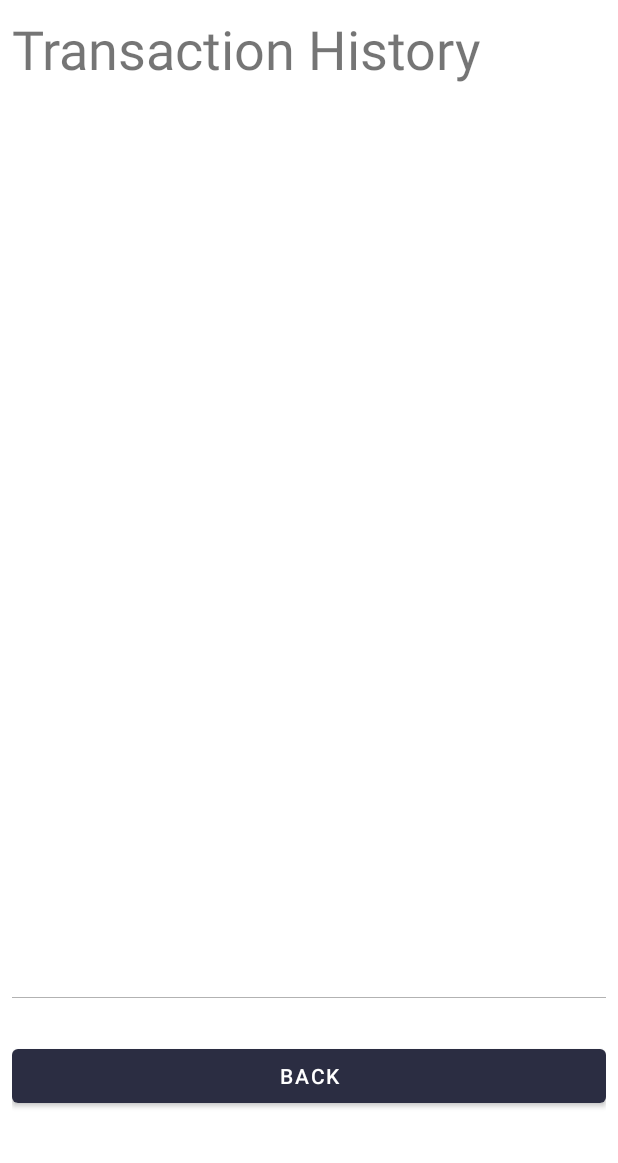
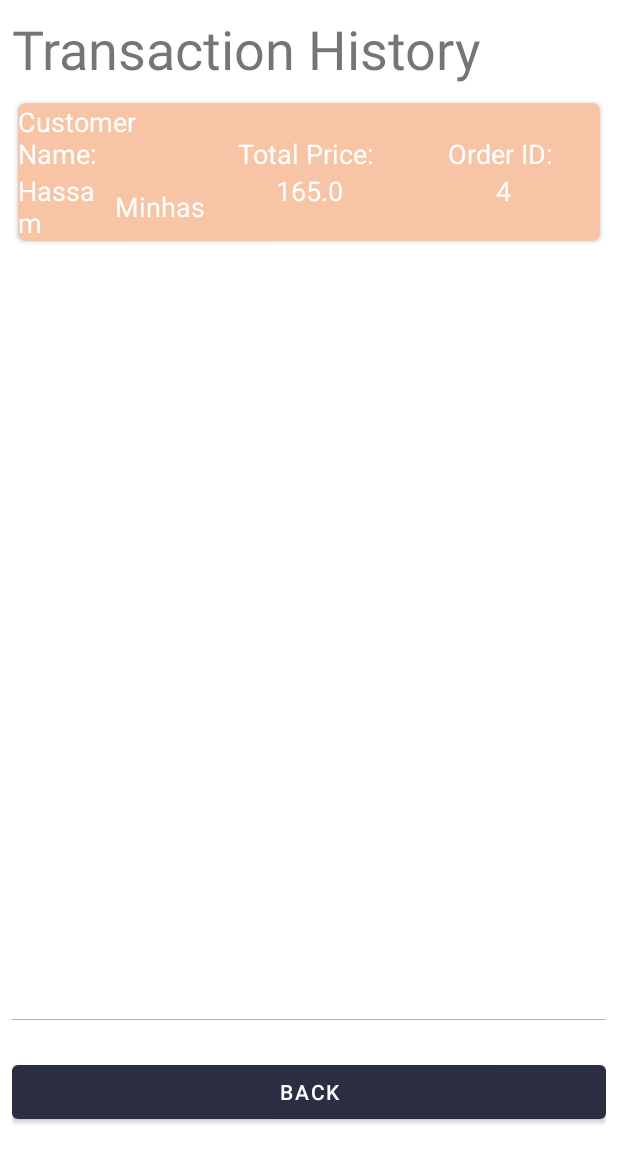
Before and after one commit to hassambitw/shop-manager-android-application, an Android app: the viewTransaction_activity screen opened directly, with no data from a screen before it, on a phone screen of 412 x 824 dp. Shown: the top 1163 px of the screen. Run offline under Robolectric (Android 15) with nearby library versions, the phone set to English and light mode, and no system bars.

Commit message:
viewTransactions is done but UI needs work

```diff
--- a/app/src/main/java/com/example/atry/AddCustomer_Activity.java
+++ b/app/src/main/java/com/example/atry/AddCustomer_Activity.java
@@ -76,7 +76,7 @@ public class AddCustomer_Activity extends AppCompatActivity {
                 customer_email = cust_email_et.getText().toString();
                 customer_phone = cust_phone_et.getText().toString();
                 if (!custID_et.getText().toString().isEmpty() && !customer_fname.isEmpty() && !customer_lname.isEmpty() && !customer_email.isEmpty() && !customer_phone.isEmpty()) {
-                    if (dbh.insertCustomer(customer_id, customer_fname, customer_lname, customer_email, customer_phone)) {
+                    if (dbh.insertCustomer(customer_id, customer_fname, customer_lname, customer_phone, customer_email)) {
                         Toast.makeText(getApplicationContext(), "Data added", Toast.LENGTH_SHORT).show();
                         Intent i = new Intent(getApplicationContext(), MainActivity.class);
                         i.putExtra("from_customers","customers");
--- a/app/src/main/java/com/example/atry/DBHelper.java
+++ b/app/src/main/java/com/example/atry/DBHelper.java
@@ -371,8 +371,9 @@ public class DBHelper extends SQLiteOpenHelper {
 
     public Cursor getCustomerTransactions(int custID) {
         SQLiteDatabase db = this.getWritableDatabase();
-        String select_query = "SELECT c.customer_fname, c.customer_lname, o.order_id, oi.price*oi.quantity*oi.discount AS totalPrice FROM " + "c.customers, o.orders, oi.order_items WHERE c.customer_id = o.customer_id AND o.order_id = oi.order_id AND c.customer_id = " + custID;
-        return db.rawQuery(select_query, null);
+        String select_query = "SELECT c.first_name, c.last_name, o.order_id, oi.price*oi.quantity*((100-oi.discount)/100) AS totalPrice FROM " + "customers c, orders o, order_items oi WHERE c.customer_id = o.customer_id AND o.order_id = oi.order_id AND c.customer_id = ?";
+        //String select_query = "SELECT * FROM customers c, orders o WHERE c.customer_id = o.customer_id AND c.customer_id = ?";
+        return db.rawQuery(select_query, new String[]{ String.valueOf(custID)} );
     }
     public void updateTable(){
         SQLiteDatabase db = this.getWritableDatabase();
--- /dev/null
+++ b/app/src/main/java/com/example/atry/TransactionDetails.java
@@ -0,0 +1,48 @@
+package com.example.atry;
+
+public class TransactionDetails {
+
+    String cust_fname;
+    String cust_lname;
+    int order_id;
+    double total_price;
+
+    public TransactionDetails(String cust_fname, String cust_lname, int order_id, double total_price) {
+        this.cust_fname = cust_fname;
+        this.cust_lname = cust_lname;
+        this.order_id = order_id;
+        this.total_price = total_price;
+    }
+
+    public String getCust_fname() {
+        return cust_fname;
+    }
+
+    public void setCust_fname(String cust_fname) {
+        this.cust_fname = cust_fname;
+    }
+
+    public String getCust_lname() {
+        return cust_lname;
+    }
+
+    public void setCust_lname(String cust_lname) {
+        this.cust_lname = cust_lname;
+    }
+
+    public int getOrder_id() {
+        return order_id;
+    }
+
+    public void setOrder_id(int order_id) {
+        this.order_id = order_id;
+    }
+
+    public double getTotal_price() {
+        return total_price;
+    }
+
+    public void setTotal_price(double total_price) {
+        this.total_price = total_price;
+    }
+}
--- a/app/src/main/java/com/example/atry/View_items_Adapter.java
+++ b/app/src/main/java/com/example/atry/View_items_Adapter.java
@@ -17,6 +17,7 @@ import java.util.ArrayList;
 public class View_items_Adapter extends RecyclerView.Adapter<View_items_Adapter.View_Items_Holder> {
 
     private ArrayList<Order_Items>  itemsList;
+
     public class View_Items_Holder extends RecyclerView.ViewHolder{
 
         public TextView item_id_tv;
--- a/app/src/main/java/com/example/atry/transactionsAdapter.java
+++ b/app/src/main/java/com/example/atry/transactionsAdapter.java
@@ -1,46 +1,47 @@
 package com.example.atry;
 
-import android.view.LayoutInflater;
-import android.content.Intent;
+import android.content.Context;
 import android.view.LayoutInflater;
 import android.view.View;
 import android.view.ViewGroup;
-import android.widget.Button;
 import android.widget.TextView;
 
 import androidx.annotation.NonNull;
 import androidx.recyclerview.widget.RecyclerView;
 
+import java.math.BigDecimal;
+import java.math.RoundingMode;
 import java.util.ArrayList;
 
 public class transactionsAdapter extends RecyclerView.Adapter<transactionsAdapter.TransactionsViewHolder> {
 
-    private ArrayList<Orders> orders_transactionList;
-    private ArrayList<Customer> customers_transactionList;
+    private ArrayList<TransactionDetails> transactionList;
+    private RecyclerView salesRecyclerView;
+    private RecyclerView.Adapter salesAdapter;
+    private RecyclerView.LayoutManager salesLayoutManager;
+    DBHelper dbh;
     //private ArrayList<Orders> _transactionList;
 
     public class TransactionsViewHolder extends RecyclerView.ViewHolder{
-        public TextView mTextView1;
-        public TextView mTextView2;
-        public TextView mTextView3;
-        public TextView mTextView4;
+        public TextView fname_tv;
+        public TextView lname_tv;
+        public TextView total_price_tv;
+        public TextView order_id_tv;
 
 
         public TransactionsViewHolder(@NonNull View itemView) {
             super(itemView);
 
-
-            mTextView1 = itemView.findViewById(R.id.firstName);
-            mTextView2 = itemView.findViewById(R.id.lastName);
-            mTextView3 = itemView.findViewById(R.id.totalPrice);
-            mTextView4=itemView.findViewById(R.id.order_id);
+            fname_tv = itemView.findViewById(R.id.firstName);
+            lname_tv = itemView.findViewById(R.id.lastName);
+            total_price_tv = itemView.findViewById(R.id.totalPrice);
+            order_id_tv=itemView.findViewById(R.id.order_id);
 
         }
     }
 
-    public transactionsAdapter (ArrayList<Orders> orders_transactionsList, ArrayList<Customer> customers_transactionsList) {
-        this.orders_transactionList = orders_transactionList;
-        this.customers_transactionList = customers_transactionsList;
+    public transactionsAdapter (ArrayList<TransactionDetails> transactionList) {
+        this.transactionList = transactionList;
     }
 
     @NonNull
@@ -54,16 +55,18 @@ public class transactionsAdapter extends RecyclerView.Adapter<transactionsAdapte
     @Override
     public void onBindViewHolder(@NonNull TransactionsViewHolder holder, int position) {
 
-        Orders curItem = orders_transactionList.get(position);
-        Customer curItem_cust = customers_transactionList.get(position);
+//        Orders curItem = orders_transactionList.get(position);
+//        Customer curItem_cust = customers_transactionList.get(position);
+          TransactionDetails curTransaction = transactionList.get(position);
 
-        holder.mTextView1.setText(curItem_cust.getFirstName());
-        holder.mTextView2.setText(curItem_cust.getLastName());
-        holder.mTextView3.setText(Integer.toString(curItem.getOrderId()));
-        holder.mTextView4.setText(Integer.toString(curItem.getOrderId()));
+
+        holder.fname_tv.setText(curTransaction.getCust_fname());
+        holder.lname_tv.setText(curTransaction.getCust_lname());
+        holder.total_price_tv.setText(Double.toString(round(curTransaction.getTotal_price(), 2)));
+        holder.order_id_tv.setText(Integer.toString(curTransaction.getOrder_id()));
 //        holder.b.setOnClickListener((v)->{
 //            Intent i=new Intent(v.getContext(), View_receipt.class);
-//            i.putExtra("order_id",Integer.parseInt(holder.mTextView1.getText().toString()));
+//            i.putExtra("order_id",Integer.parseInt(holder.mTextView1.getText().toString()));          //order_id_from_transactions
 //            i.putExtra("customer_id",Integer.parseInt(holder.mTextView2.getText().toString()));
 //            i.putExtra("order_date",holder.mTextView3.getText().toString());
 //            i.putExtra("staff_id",Integer.parseInt(holder.mTextView4.getText().toString()));
@@ -73,6 +76,14 @@ public class transactionsAdapter extends RecyclerView.Adapter<transactionsAdapte
 
     @Override
     public int getItemCount() {
-        return orders_transactionList.size();
+        return transactionList.size();
+    }
+
+    public static double round (double value, int places) {
+        if (places < 0) throw new IllegalArgumentException();
+
+        BigDecimal bd = BigDecimal.valueOf(value);
+        bd = bd.setScale(places, RoundingMode.HALF_UP);
+        return bd.doubleValue();
     }
 }
--- a/app/src/main/java/com/example/atry/viewTransaction_activity.java
+++ b/app/src/main/java/com/example/atry/viewTransaction_activity.java
@@ -5,24 +5,30 @@ import androidx.recyclerview.widget.LinearLayoutManager;
 import androidx.recyclerview.widget.RecyclerView;
 
 import android.content.Intent;
+import android.database.Cursor;
 import android.os.Bundle;
 import android.view.View;
 import android.widget.Button;
 
+import java.math.BigDecimal;
+import java.math.RoundingMode;
 import java.util.ArrayList;
 
 public class viewTransaction_activity extends AppCompatActivity {
 
     private RecyclerView transactionsRecyclerView;
-    private RecyclerView.Adapter transactionsAdapter;
+    private RecyclerView.Adapter transaction_Adapter;
     private RecyclerView.LayoutManager transactionsLayoutManager;
     Button backBtn;
     int req_code = 1;
     DBHelper dbh;
-    ArrayList<Customer> custTransactionList = new ArrayList<>();
-//    ArrayList<Orders> custTransactionList = new ArrayList<>();
-//    ArrayList<Customer> custTransactionList = new ArrayList<>();
-
+    ArrayList<TransactionDetails> custTransactionList = new ArrayList<TransactionDetails>();
+    //ArrayList<Orders> ordersTransactionList = new ArrayList<>();
+    ArrayList<TransactionDetails> transactions = new ArrayList<>();
+    String fname;
+    String lname;
+    double totalPrice;
+    int orderID;
     @Override
     protected void onCreate(Bundle savedInstanceState) {
         super.onCreate(savedInstanceState);
@@ -31,9 +37,27 @@ public class viewTransaction_activity extends AppCompatActivity {
         dbh = new DBHelper(getApplicationContext());
 
         Intent i = getIntent();
-        int cID =  i.getIntExtra("customer_id", 0);
+        int cID =  i.getIntExtra("customer_id", 0);     //from customer adapter
+        System.out.println("ID BEING SENT IS: " + cID);
+        Cursor c = dbh.getCustomerTransactions(cID);                                                    //customer ID with order ID
+                                                                                                        //items with order ID
 
 
+//        make a new transaction class with the attributes that i need to show in the recycler view
+//        in the viewtransaction class,
+
+        while(c.moveToNext()){
+//            String firstColName = c.getString(Integer.parseInt(c.getColumnName(0)));
+//            System.out.println(firstColName);
+             fname = c.getString(c.getColumnIndex("first_name"));
+             lname = c.getString(c.getColumnIndex("last_name"));
+             //price, quantity, discount
+             totalPrice = c.getDouble(c.getColumnIndex("totalPrice"));
+             orderID = c.getInt(c.getColumnIndex("order_id"));
+            custTransactionList.add(new TransactionDetails(fname, lname, orderID, totalPrice));
+        }
+
+        custTransactionList.add(new TransactionDetails("Hassam", "Minhas", 4, 165));
 
         backBtn = findViewById(R.id.back);
         backBtn.setOnClickListener(new View.OnClickListener() {
@@ -46,12 +70,9 @@ public class viewTransaction_activity extends AppCompatActivity {
         transactionsRecyclerView = findViewById(R.id.transaction_recycler_view);
         transactionsRecyclerView.setHasFixedSize(true);
         transactionsLayoutManager = new LinearLayoutManager(getApplicationContext());
-        transactionsAdapter = new CustomerAdapter(custTransactionList);
+        transaction_Adapter = new transactionsAdapter(custTransactionList);
         transactionsRecyclerView.setLayoutManager(transactionsLayoutManager);
-        transactionsRecyclerView.setAdapter(transactionsAdapter);
-
-
-
+        transactionsRecyclerView.setAdapter(transaction_Adapter);
 
     }
 }
--- a/app/src/main/res/values/strings.xml
+++ b/app/src/main/res/values/strings.xml
@@ -44,7 +44,6 @@
     <!-- activity_view_transaction xml -->
     <string name="transactionHeading">Transaction History</string>
 
-
     <string-array name="product_category_array">
         <item>Smart phones</item>
         <item>Smartphone Covers</item>
```
Also changed, not shown: app/src/main/res/layout/activity_add_customer.xml (+45 -38 lines).
